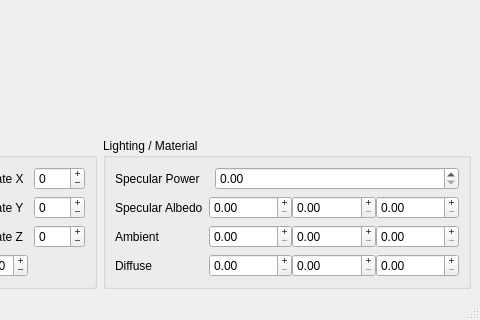
First picture: the form in a2/ui/MainWindow.ui, repository yunuscanemre/cpsc453, before the edit; both pictures show x 507 to 987 and y 448 to 768 of the 987 by 768 pixel window.
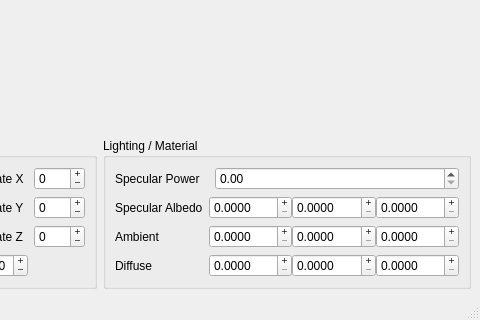
Second picture: the form after the edit.

The edit to the form file:
```diff
--- a/a2/ui/MainWindow.ui
+++ b/a2/ui/MainWindow.ui
@@ -345,6 +345,9 @@
                <property name="buttonSymbols">
                 <enum>QAbstractSpinBox::PlusMinus</enum>
                </property>
+               <property name="decimals">
+                <number>4</number>
+               </property>
                <property name="maximum">
                 <double>1.000000000000000</double>
                </property>
@@ -358,6 +361,9 @@
                <property name="buttonSymbols">
                 <enum>QAbstractSpinBox::PlusMinus</enum>
                </property>
+               <property name="decimals">
+                <number>4</number>
+               </property>
                <property name="maximum">
                 <double>1.000000000000000</double>
                </property>
@@ -371,6 +377,9 @@
                <property name="buttonSymbols">
                 <enum>QAbstractSpinBox::PlusMinus</enum>
                </property>
+               <property name="decimals">
+                <number>4</number>
+               </property>
                <property name="maximum">
                 <double>1.000000000000000</double>
                </property>
@@ -398,6 +407,9 @@
                <property name="buttonSymbols">
                 <enum>QAbstractSpinBox::PlusMinus</enum>
                </property>
+               <property name="decimals">
+                <number>4</number>
+               </property>
                <property name="maximum">
                 <double>1.000000000000000</double>
                </property>
@@ -411,6 +423,9 @@
                <property name="buttonSymbols">
                 <enum>QAbstractSpinBox::PlusMinus</enum>
                </property>
+               <property name="decimals">
+                <number>4</number>
+               </property>
                <property name="maximum">
                 <double>1.000000000000000</double>
                </property>
@@ -424,6 +439,9 @@
                <property name="buttonSymbols">
                 <enum>QAbstractSpinBox::PlusMinus</enum>
                </property>
+               <property name="decimals">
+                <number>4</number>
+               </property>
                <property name="maximum">
                 <double>1.000000000000000</double>
                </property>
@@ -451,6 +469,9 @@
                <property name="buttonSymbols">
                 <enum>QAbstractSpinBox::PlusMinus</enum>
                </property>
+               <property name="decimals">
+                <number>4</number>
+               </property>
                <property name="maximum">
                 <double>1.000000000000000</double>
                </property>
@@ -464,6 +485,9 @@
                <property name="buttonSymbols">
                 <enum>QAbstractSpinBox::PlusMinus</enum>
                </property>
+               <property name="decimals">
+                <number>4</number>
+               </property>
                <property name="maximum">
                 <double>1.000000000000000</double>
                </property>
@@ -477,6 +501,9 @@
                <property name="buttonSymbols">
                 <enum>QAbstractSpinBox::PlusMinus</enum>
                </property>
+               <property name="decimals">
+                <number>4</number>
+               </property>
                <property name="maximum">
                 <double>1.000000000000000</double>
                </property>
```
